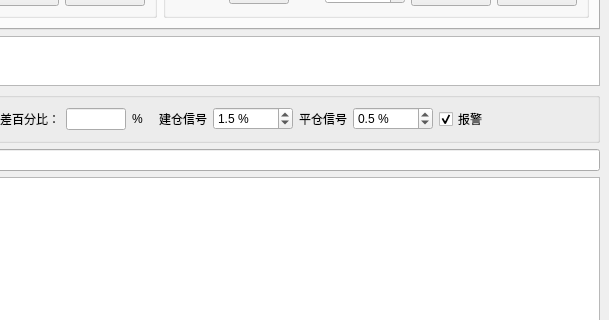
Above: dev/easytrader/tradeui.ui from unit-xx/xfiles before the change; both pictures show x 516 to 1125 and y 117 to 437 of the 1125 by 615 pixel window. Below: the same form after it.
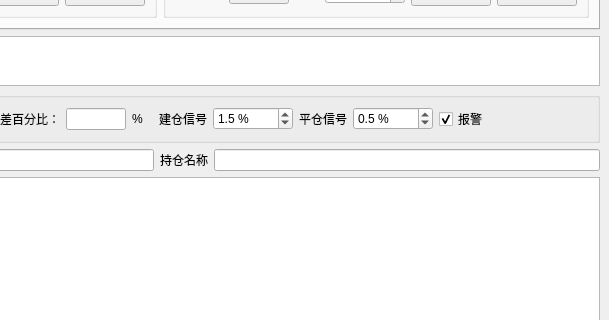
That is the form after the change.

What changed in the file:
```diff
--- a/dev/easytrader/tradeui.ui
+++ b/dev/easytrader/tradeui.ui
@@ -17,11 +17,11 @@
    </sizepolicy>
   </property>
   <property name="windowTitle">
-   <string>EasyTrader $Rev$ $Date$</string>
+   <string>EasyTrader</string>
   </property>
   <widget class="QWidget" name="centralwidget">
    <layout class="QGridLayout" name="gridLayout_6">
-    <item row="0" column="0" colspan="2">
+    <item row="0" column="0" colspan="4">
      <widget class="QTabWidget" name="tabWidget">
       <property name="sizePolicy">
        <sizepolicy hsizetype="Minimum" vsizetype="Fixed">
@@ -512,7 +512,7 @@
       </widget>
      </widget>
     </item>
-    <item row="1" column="0" colspan="2">
+    <item row="1" column="0" colspan="4">
      <widget class="QTableView" name="stockindex">
       <property name="sizePolicy">
        <sizepolicy hsizetype="Expanding" vsizetype="Fixed">
@@ -528,7 +528,7 @@
       </property>
      </widget>
     </item>
-    <item row="2" column="0" colspan="2">
+    <item row="2" column="0" colspan="4">
      <widget class="QGroupBox" name="groupBox_3">
       <property name="sizePolicy">
        <sizepolicy hsizetype="Preferred" vsizetype="Fixed">
@@ -891,7 +891,33 @@
       </property>
      </widget>
     </item>
-    <item row="4" column="0" colspan="2">
+    <item row="3" column="2">
+     <widget class="QLabel" name="label_17">
+      <property name="text">
+       <string>持仓名称</string>
+      </property>
+     </widget>
+    </item>
+    <item row="3" column="3">
+     <widget class="QLineEdit" name="posnameline">
+      <property name="sizePolicy">
+       <sizepolicy hsizetype="Fixed" vsizetype="Fixed">
+        <horstretch>0</horstretch>
+        <verstretch>0</verstretch>
+       </sizepolicy>
+      </property>
+      <property name="minimumSize">
+       <size>
+        <width>386</width>
+        <height>0</height>
+       </size>
+      </property>
+      <property name="readOnly">
+       <bool>true</bool>
+      </property>
+     </widget>
+    </item>
+    <item row="4" column="0" colspan="4">
      <widget class="QTableView" name="stock">
       <property name="sizePolicy">
        <sizepolicy hsizetype="Expanding" vsizetype="Expanding">
```
